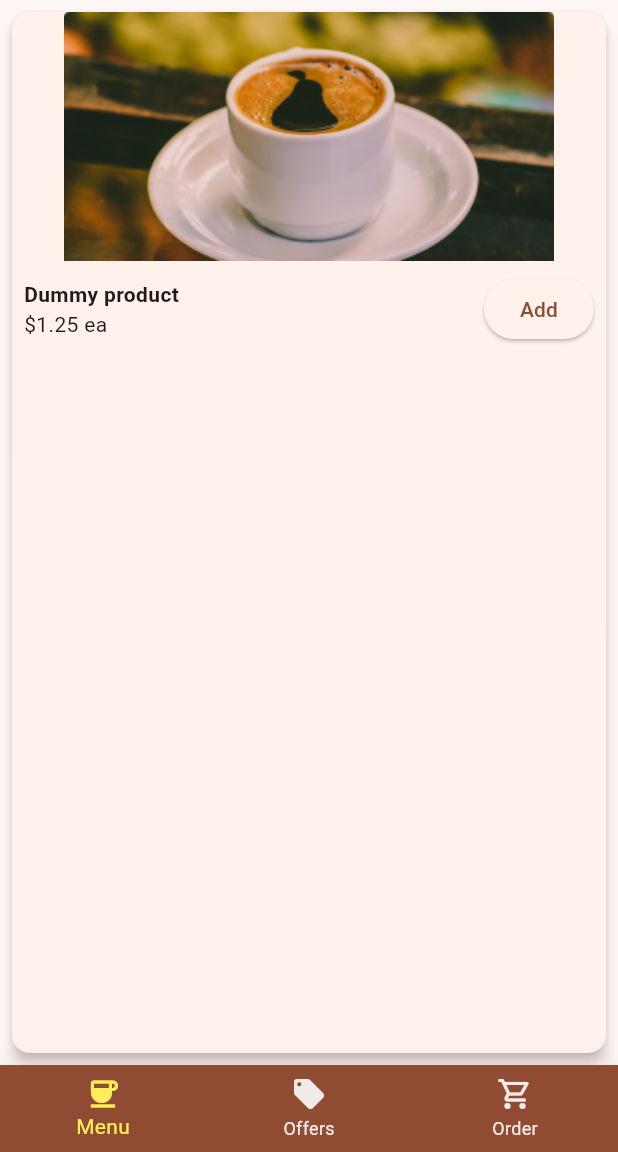
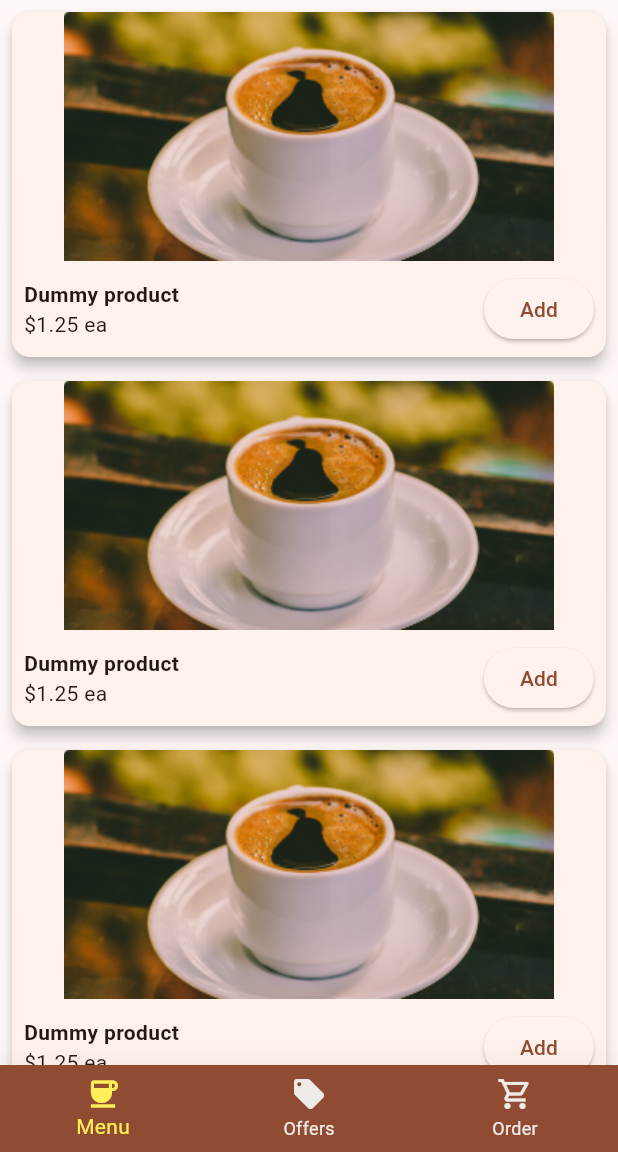
Before and after one commit to siw-ss/coffee_masters_flutter_app, a Flutter app: the screen it shows after launch, on a phone screen of 412 x 824 dp, the part 84-1236 px from its top. Run offline on Flutter 3.47's test engine with Material 3 defaults, Android fonts, the phone set to English and light mode, and no system bars.

Commit message:
multiple dummydata in menuPage added in a listView

```diff
--- a/lib/pages/menupage.dart
+++ b/lib/pages/menupage.dart
@@ -7,7 +7,13 @@ class MenuPage extends StatelessWidget {
   @override
   Widget build(BuildContext context) {
     var p = Product(id: 1, name: "Dummy product", price: 1.25, image: "");
-    return MenuItem(product: p, onAdd: ()=>{},);
+    return ListView(
+      children: [
+        MenuItem(product: p, onAdd: ()=>{},),
+        MenuItem(product: p, onAdd: ()=>{},),
+        MenuItem(product: p, onAdd: ()=>{},),
+      ],
+    );
   }
 }
 
```
